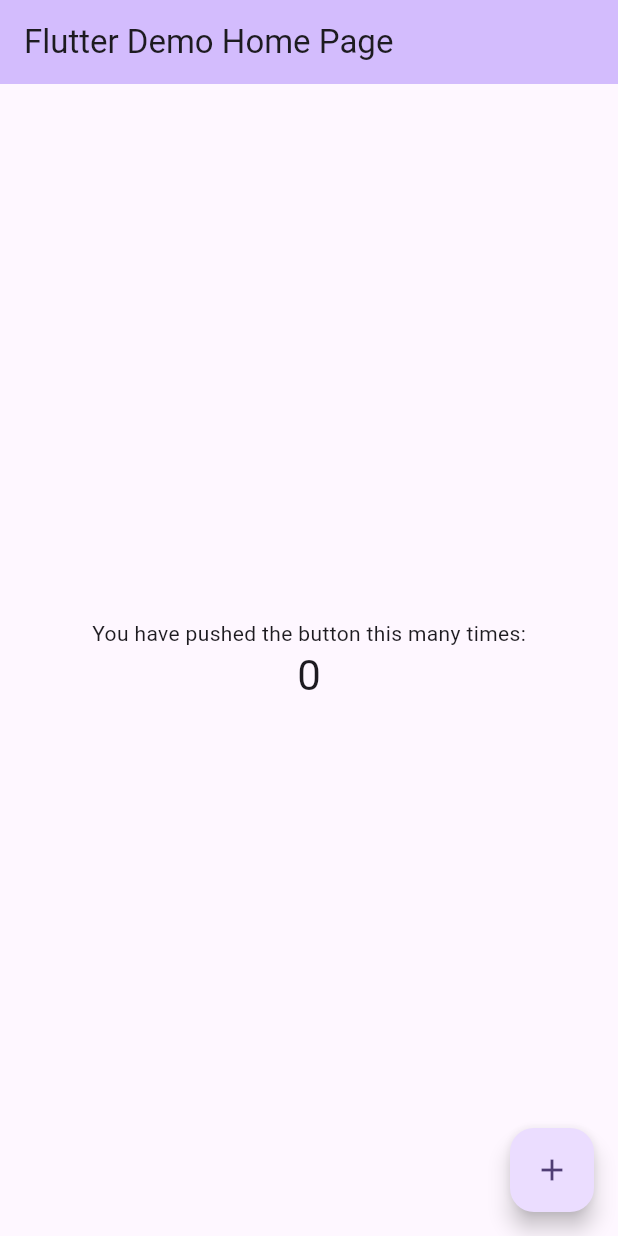
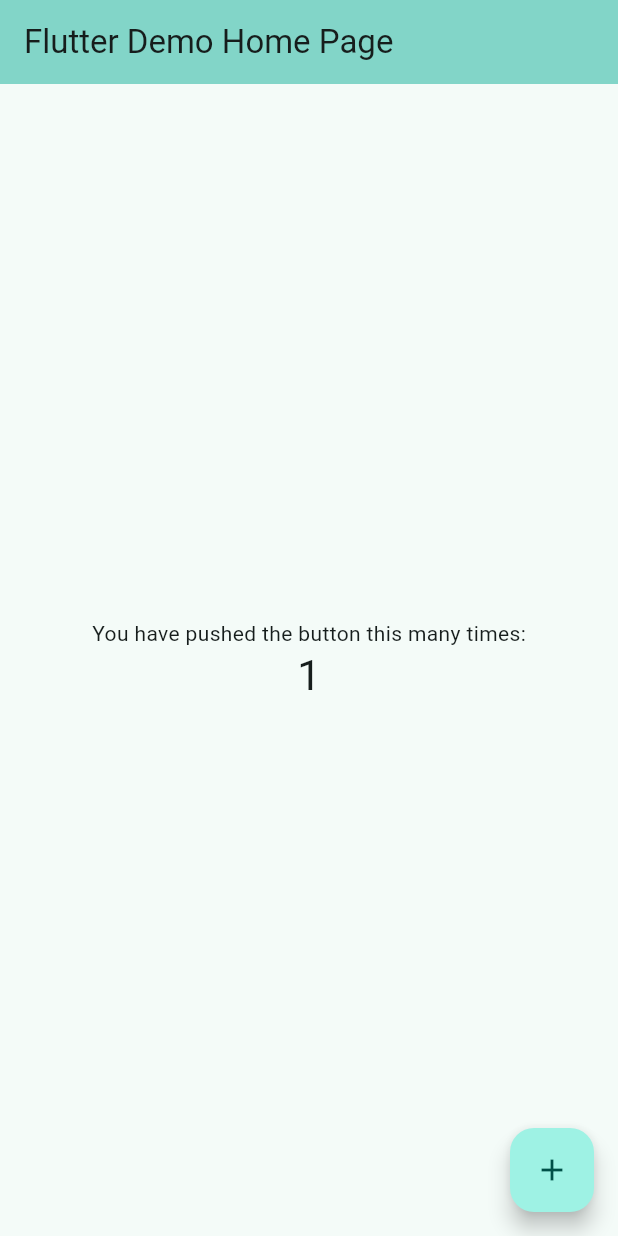
Before and after one commit to EduardoCastillo87/expense_tracker_app, a Flutter app: the screen it shows after launch, after a tap on the "add" icon, on a phone screen of 412 x 824 dp. Run offline on Flutter 3.47's test engine with Material 3 defaults, Android fonts, the phone set to English and light mode, and no system bars.

Commit message:
change backgorund color and title

```diff
--- a/lib/main.dart
+++ b/lib/main.dart
@@ -10,9 +10,9 @@ class MyApp extends StatelessWidget {
   @override
   Widget build(BuildContext context) {
     return MaterialApp(
-      title: 'Flutter Demo',
+      title: 'this is a test',
       theme: ThemeData(
-        colorScheme: ColorScheme.fromSeed(seedColor: Colors.deepPurple),
+        colorScheme: ColorScheme.fromSeed(seedColor: Colors.teal),
       ),
       home: const MyHomePage(title: 'Flutter Demo Home Page'),
     );
@@ -32,7 +32,9 @@ class _MyHomePageState extends State<MyHomePage> {
   int _counter = 0;
 
   void _incrementCounter() {
-    setState(() {});
+    setState(() {
+      _counter++;
+    });
   }
 
   @override
```
